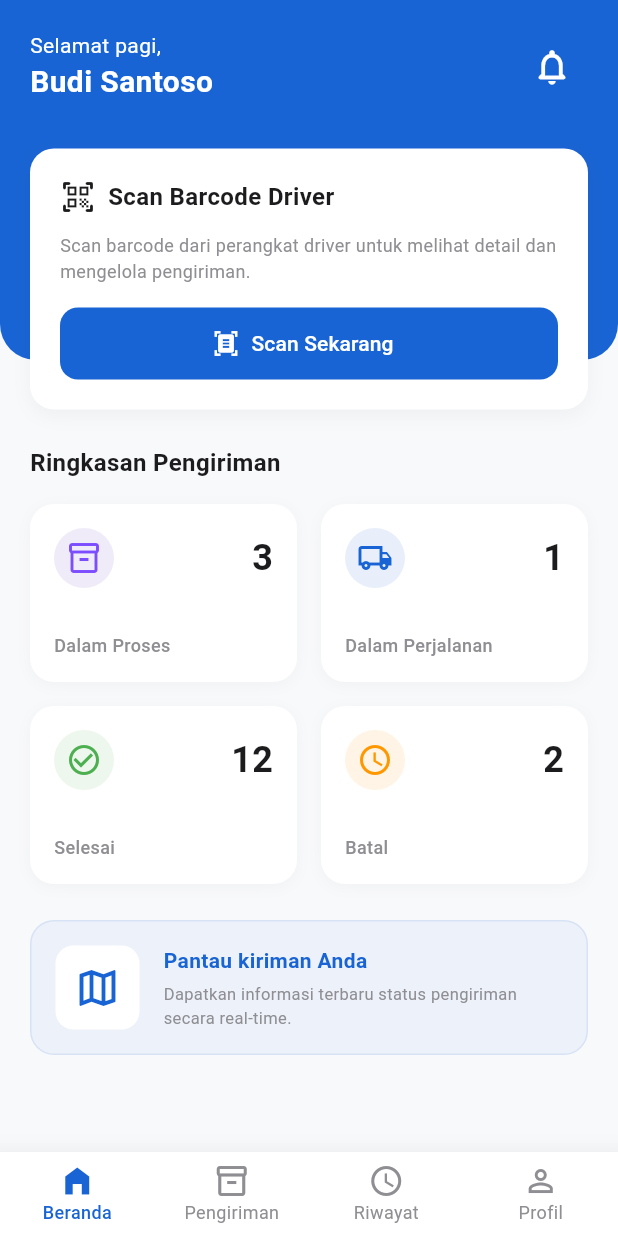
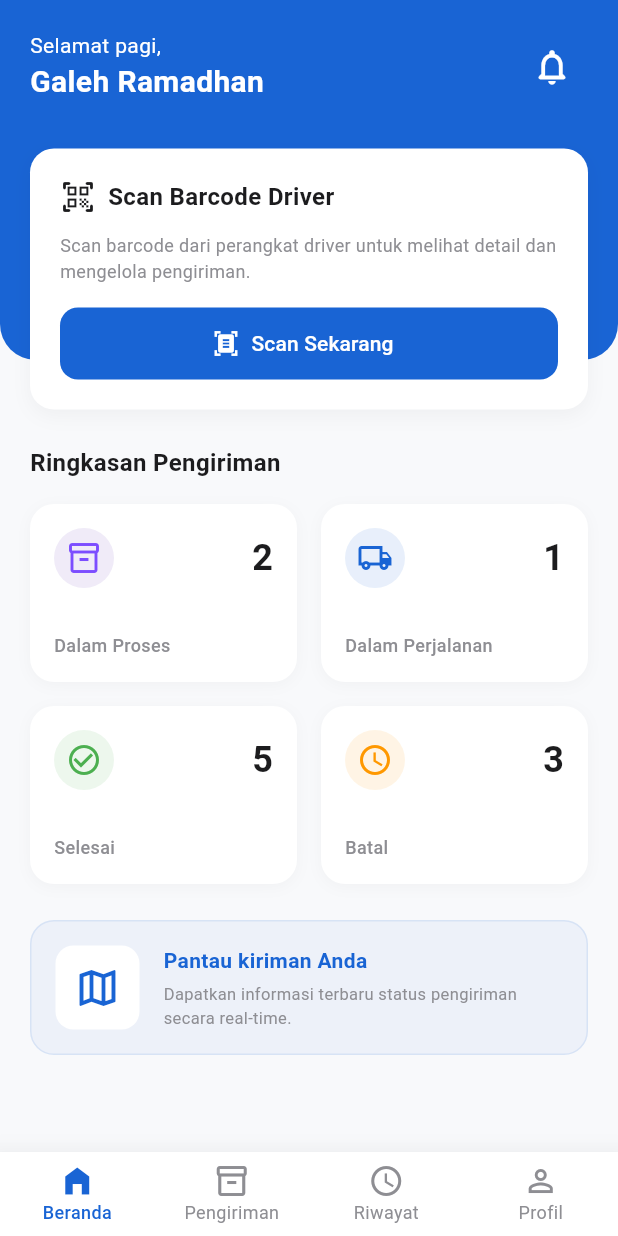
Before and after one commit to Galehramadhan/tracking-logistik-mobile, a Flutter app: the screen it shows after launch, on a phone screen of 412 x 824 dp. Run offline on Flutter 3.47's test engine with Material 3 defaults, Android fonts, the phone set to English and light mode, and no system bars; our stand-ins replace flutter_riverpod, google_maps_flutter, shared_preferences; missing offline and left inert: mobile_scanner; Roboto replaces fonts that are missing (Poppins).

Commit message:
menyesuaikan jumlah riwayat

```diff
--- a/tracking_logistik_app/lib/dashboard/beranda.dart
+++ b/tracking_logistik_app/lib/dashboard/beranda.dart
@@ -109,7 +109,7 @@ class HomeView extends ConsumerWidget {
                               ),
                             ),
                             Text(
-                              'Budi Santoso', // Nantinya bisa di-bind dari ProfileState
+                              'Galeh Ramadhan', // Nantinya bisa di-bind dari ProfileState
                               style: TextStyle(
                                 fontFamily: 'Poppins',
                                 color: Colors.white,
@@ -168,7 +168,7 @@ class HomeView extends ConsumerWidget {
                           context: context,
                           ref: ref,
                           title: 'Dalam Proses',
-                          count: '3',
+                          count: '2',
                           icon: Icons.inventory_2_outlined,
                           iconColor: Colors.deepPurpleAccent,
                           iconBgColor: Colors.deepPurple.withOpacity(0.1),
@@ -194,7 +194,7 @@ class HomeView extends ConsumerWidget {
                           context: context,
                           ref: ref,
                           title: 'Selesai',
-                          count: '12',
+                          count: '5',
                           icon: Icons.check_circle_outline,
                           iconColor: Colors.green,
                           iconBgColor: Colors.green.withOpacity(0.1),
@@ -207,7 +207,7 @@ class HomeView extends ConsumerWidget {
                           context: context,
                           ref: ref,
                           title: 'Batal',
-                          count: '2',
+                          count: '3',
                           icon: Icons.schedule,
                           iconColor: Colors.orange,
                           iconBgColor: Colors.orange.withOpacity(0.1),
@@ -411,7 +411,6 @@ class HomeView extends ConsumerWidget {
       ),
     );
   }
-
   Widget _buildPromoBanner(Color primaryColor, Color cardColor) {
     return Container(
       padding: const EdgeInsets.all(16),
```
